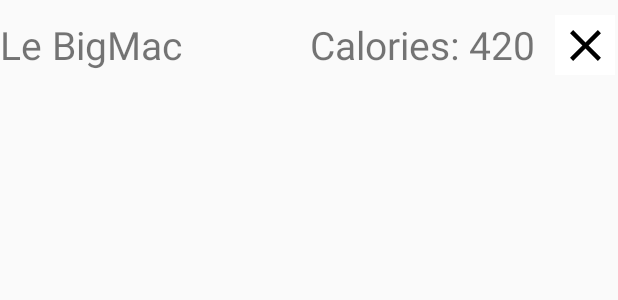
After one commit to dadonze/LSUTrition, an Android app: the layout checkout_list_item.xml on its own in the app's theme, with its tools: preview values and no code run, on a phone screen of 412 x 824 dp. The commit adds this screen. Shown: the top 300 px of the screen. Run offline under Robolectric (Android 15) with nearby library versions, the phone set to English and light mode, and no system bars.

Commit message:
Add Checkout adapter Add Checkout Item List Functionality Add utility functions in User_Order_Cart

```diff
--- a/app/src/main/java/csc4330/lsutrition/User_Order_Cart.java
+++ b/app/src/main/java/csc4330/lsutrition/User_Order_Cart.java
@@ -33,6 +33,12 @@ public class User_Order_Cart {
     public RestaurantMenuItem removeitem(int index){
         return item_Cart.remove(index);
     }
+    public RestaurantMenuItem viewItem(int index){
+        return item_Cart.get(index);
+    }
+    public int getSize(){
+        return item_Cart.size();
+    }
     public float getTotalCalories(){
         return totalCalories;
     }
--- a/app/src/main/java/csc4330/lsutrition/restaurant_menu_activity.java
+++ b/app/src/main/java/csc4330/lsutrition/restaurant_menu_activity.java
@@ -29,10 +29,12 @@ public class restaurant_menu_activity extends AppCompatActivity implements Resta
     protected void onCreate(Bundle savedInstanceState) {
         super.onCreate(savedInstanceState);
         setContentView(R.layout.activity_restaurant_menu_activity);
+
         Intent start = getIntent();
-        recyclerView = (RecyclerView) findViewById(R.id.menu_item_list_RV);
         restaurantName = start.getStringExtra("Restaurant Name");
         setTitle(restaurantName);
+
+        recyclerView = (RecyclerView) findViewById(R.id.menu_item_list_RV);
         LinearLayoutManager layoutManager = new LinearLayoutManager(this);
         recyclerView.setLayoutManager(layoutManager);
         recyclerView.setHasFixedSize(true);
--- /dev/null
+++ b/app/src/main/res/drawable/ic_close_black_24dp.xml
@@ -0,0 +1,4 @@
+<vector android:height="35dp" android:viewportHeight="24.0"
+    android:viewportWidth="24.0" android:width="35dp" xmlns:android="http://schemas.android.com/apk/res/android">
+    <path android:fillColor="#FF000000" android:pathData="M19,6.41L17.59,5 12,10.59 6.41,5 5,6.41 10.59,12 5,17.59 6.41,19 12,13.41 17.59,19 19,17.59 13.41,12z"/>
+</vector>
--- /dev/null
+++ b/app/src/main/res/layout/checkout_list_item.xml
@@ -0,0 +1,29 @@
+<?xml version="1.0" encoding="utf-8"?>
+<FrameLayout xmlns:android="http://schemas.android.com/apk/res/android"
+    android:layout_width="match_parent" android:layout_height="60dp">
+    <TextView
+        android:layout_width="wrap_content"
+        android:layout_height="wrap_content"
+        android:id="@+id/checkout_item__name_RV"
+        style="@style/recyclerView_display_theme"
+        android:layout_gravity="center_vertical|start"
+        android:text="Le BigMac"/>
+    <TextView
+        android:layout_width="wrap_content"
+        android:layout_height="wrap_content"
+        android:id="@+id/checkout_item_calorie_RV"
+        android:layout_gravity="center_vertical|end"
+        android:layout_marginEnd="55dp"
+        style="@style/recyclerView_display_theme"
+        android:text="Calories: 420"/>
+    <ImageButton
+        android:layout_width="40dp"
+        android:layout_height="40dp"
+        android:layout_gravity="center_vertical|end"
+        android:layout_marginEnd="2dp"
+        android:contentDescription="delete"
+        android:src="@drawable/ic_close_black_24dp"
+        android:background="#FFFF"
+        />
+
+</FrameLayout>
```
Also changed, not shown: app/src/main/java/csc4330/lsutrition/CheckoutListAdapter.java (added, +73 -0 lines), app/src/main/java/csc4330/lsutrition/Finish_Order_Activity.java (+12 -0 lines).
